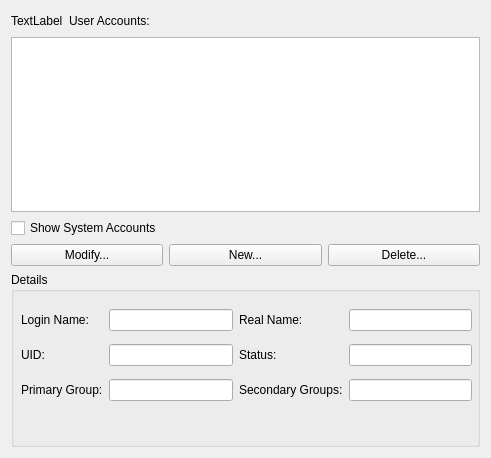
Before: the Qt Designer form ui/users.ui in KDE/kcm-userconfig, drawn with Qt 5.
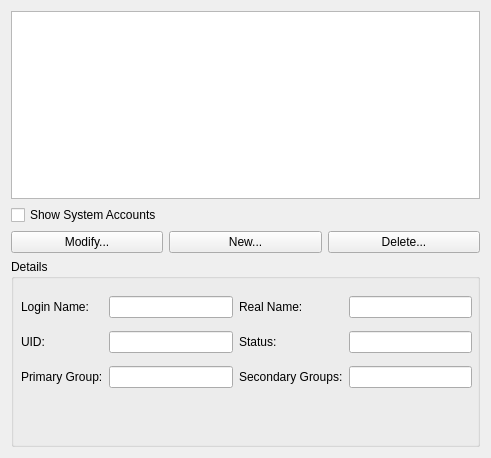
After: the same form once the commit is applied.

Commit message: Remove redundant labels and a little redundant code.

The edit to the form file:
```diff
--- a/ui/users.ui
+++ b/ui/users.ui
@@ -14,37 +14,6 @@
    <string>Form</string>
   </property>
   <layout class="QVBoxLayout" name="verticalLayout">
-   <item>
-    <layout class="QHBoxLayout" name="horizontalLayout">
-     <item>
-      <widget class="QLabel" name="accountIconLabel">
-       <property name="text">
-        <string>TextLabel</string>
-       </property>
-      </widget>
-     </item>
-     <item>
-      <widget class="QLabel" name="accountLabel">
-       <property name="text">
-        <string>User Accounts:</string>
-       </property>
-      </widget>
-     </item>
-     <item>
-      <spacer name="horizontalSpacer">
-       <property name="orientation">
-        <enum>Qt::Horizontal</enum>
-       </property>
-       <property name="sizeHint" stdset="0">
-        <size>
-         <width>40</width>
-         <height>20</height>
-        </size>
-       </property>
-      </spacer>
-     </item>
-    </layout>
-   </item>
    <item>
     <widget class="QTreeView" name="userlistview">
      <property name="sizePolicy">
```
The commit also changes 2 other files.
